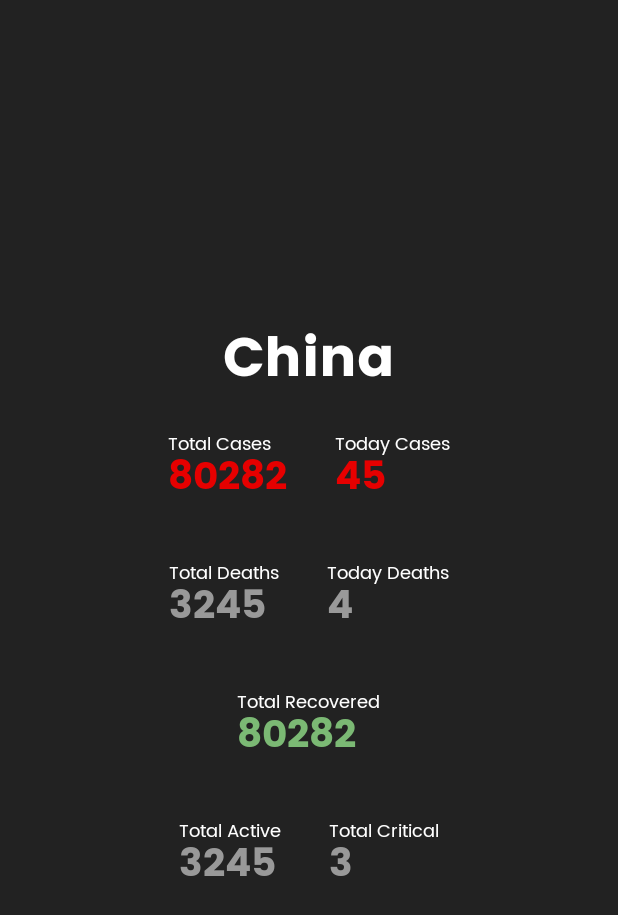
After one commit to GamesBro/TrackCovid19, an Android app: the layout activity_covid_country_detail.xml on its own in the app's theme, with its tools: preview values and no code run, on a phone screen of 412 x 824 dp. The commit adds this screen. Shown: the top 915 px of the screen. Run offline under Robolectric (Android 15) with nearby library versions, the phone set to English and light mode, and no system bars; network calls fail.

Commit message:
Обновления: 1) Теперь можно узнать дату обновления информации. 2) Информацию по каждой стране. 3) Количество стран, в которых присутствуют заражённые.

```diff
--- a/app/src/main/AndroidManifest.xml
+++ b/app/src/main/AndroidManifest.xml
@@ -2,7 +2,8 @@
 <manifest xmlns:android="http://schemas.android.com/apk/res/android"
     package="com.example.trackcovid19">
 
-    <uses-permission android:name="android.permission.INTERNET"/>
+    <uses-permission android:name="android.permission.INTERNET" />
+
     <application
         android:allowBackup="true"
         android:icon="@mipmap/ic_launcher"
@@ -10,6 +11,7 @@
         android:roundIcon="@mipmap/ic_launcher_round"
         android:supportsRtl="true"
         android:theme="@style/AppTheme">
+        <activity android:name=".ui.country.CovidCountryDetail"></activity>
         <activity
             android:name=".MainActivity"
             android:label="@string/app_name">
--- /dev/null
+++ b/app/src/main/res/layout/activity_covid_country_detail.xml
@@ -0,0 +1,241 @@
+<?xml version="1.0" encoding="utf-8"?>
+<RelativeLayout xmlns:android="http://schemas.android.com/apk/res/android"
+    xmlns:app="http://schemas.android.com/apk/res-auto"
+    xmlns:tools="http://schemas.android.com/tools"
+    android:layout_width="match_parent"
+    android:layout_height="match_parent"
+    android:background="@color/colorPrimary"
+    android:gravity="center"
+    tools:context=".ui.country.CovidCountryDetail">
+
+    <LinearLayout
+        android:id="@+id/linearLayoutCountryName"
+        android:layout_width="wrap_content"
+        android:layout_height="wrap_content"
+        android:layout_centerHorizontal="true">
+
+        <TextView
+            android:id="@+id/tvDetailCountryName"
+            style="@style/TotalFontStyle"
+            android:layout_width="wrap_content"
+            android:layout_height="wrap_content"
+            android:textColor="#fff"
+            tools:text="China" />
+    </LinearLayout>
+
+    <LinearLayout
+        android:id="@+id/linearLayoutCases"
+        android:layout_width="wrap_content"
+        android:layout_height="wrap_content"
+        android:layout_below="@+id/linearLayoutCountryName"
+        android:layout_centerInParent="true">
+
+        <LinearLayout
+            android:orientation="vertical"
+            android:layout_width="wrap_content"
+            android:layout_margin="16dp"
+            android:layout_height="wrap_content">
+
+            <TextView
+                style="@style/LabelFontStyle"
+                android:layout_width="wrap_content"
+                android:layout_height="wrap_content"
+                android:text="Total Cases"
+                android:textColor="#fff"
+                android:textSize="12sp" />
+
+            <TextView
+                android:id="@+id/tvDetailTotalCases"
+                style="@style/TotalFontStyle"
+                android:layout_width="wrap_content"
+                android:layout_height="wrap_content"
+                tools:text="80282"
+                android:layout_marginTop="-10dp"
+                android:textColor="@color/colorTotalConfirmed"
+                android:textSize="26sp" />
+        </LinearLayout>
+
+        <LinearLayout
+            android:orientation="vertical"
+            android:layout_width="wrap_content"
+            android:layout_margin="16dp"
+            android:layout_height="wrap_content">
+
+            <TextView
+                style="@style/LabelFontStyle"
+                android:layout_width="wrap_content"
+                android:layout_height="wrap_content"
+                android:text="Today Cases"
+                android:textColor="#fff"
+                android:textSize="12sp" />
+
+            <TextView
+                android:id="@+id/tvDetailTodayCases"
+                style="@style/TotalFontStyle"
+                android:layout_width="wrap_content"
+                android:layout_height="wrap_content"
+                tools:text="45"
+                android:layout_marginTop="-10dp"
+                android:textColor="@color/colorTotalConfirmed"
+                android:textSize="26sp" />
+        </LinearLayout>
+
+
+    </LinearLayout>
+
+    <LinearLayout
+        android:id="@+id/linearLayoutDeaths"
+        android:layout_width="wrap_content"
+        android:layout_height="wrap_content"
+        android:layout_below="@+id/linearLayoutCases"
+        android:layout_centerInParent="true">
+
+        <LinearLayout
+            android:orientation="vertical"
+            android:layout_width="wrap_content"
+            android:layout_margin="16dp"
+            android:layout_height="wrap_content">
+
+            <TextView
+                style="@style/LabelFontStyle"
+                android:layout_width="wrap_content"
+                android:layout_height="wrap_content"
+                android:text="Total Deaths"
+                android:textColor="#fff"
+                android:textSize="12sp" />
+
+            <TextView
+                android:id="@+id/tvDetailTotalDeaths"
+                style="@style/TotalFontStyle"
+                android:layout_width="wrap_content"
+                android:layout_height="wrap_content"
+                tools:text="3245"
+                android:layout_marginTop="-10dp"
+                android:textColor="@color/colorTotalDeath"
+                android:textSize="26sp" />
+        </LinearLayout>
+
+        <LinearLayout
+            android:orientation="vertical"
+            android:layout_width="wrap_content"
+            android:layout_margin="16dp"
+            android:layout_height="wrap_content">
+
+            <TextView
+                style="@style/LabelFontStyle"
+                android:layout_width="wrap_content"
+                android:layout_height="wrap_content"
+                android:text="Today Deaths"
+                android:textColor="#fff"
+                android:textSize="12sp" />
+
+            <TextView
+                android:id="@+id/tvDetailTodayDeaths"
+                style="@style/TotalFontStyle"
+                android:layout_width="wrap_content"
+                android:layout_height="wrap_content"
+                tools:text="4"
+                android:layout_marginTop="-10dp"
+                android:textColor="@color/colorTotalDeath"
+                android:textSize="26sp" />
+        </LinearLayout>
+
+
+    </LinearLayout>
+
+    <LinearLayout
+        android:id="@+id/linearLayoutRecovered"
+        android:layout_width="wrap_content"
+        android:layout_height="wrap_content"
+        android:layout_below="@+id/linearLayoutDeaths"
+        android:layout_centerInParent="true">
+
+        <LinearLayout
+            android:orientation="vertical"
+            android:layout_width="wrap_content"
+            android:layout_margin="16dp"
+            android:layout_height="wrap_content">
+
+            <TextView
+                style="@style/LabelFontStyle"
+                android:layout_width="wrap_content"
+                android:layout_height="wrap_content"
+                android:text="Total Recovered"
+                android:textColor="#fff"
+                android:textSize="12sp" />
+
+            <TextView
+                android:id="@+id/tvDetailTotalRecovered"
+                style="@style/TotalFontStyle"
+                android:layout_width="wrap_content"
+                android:layout_height="wrap_content"
+                tools:text="80282"
+                android:layout_marginTop="-10dp"
+                android:textColor="@color/colorTotalRecovered"
+                android:textSize="26sp" />
+        </LinearLayout>
+
+    </LinearLayout>
+    <LinearLayout
+
+        android:layout_width="wrap_content"
+        android:layout_height="wrap_content"
+        android:layout_below="@+id/linearLayoutRecovered"
+        android:layout_centerInParent="true">
+
+        <LinearLayout
+            android:orientation="vertical"
+            android:layout_width="wrap_content"
+            android:layout_margin="16dp"
+            android:layout_height="wrap_content">
+
+            <TextView
+                style="@style/LabelFontStyle"
+                android:layout_width="wrap_content"
+                android:layout_height="wrap_content"
+                android:text="Total Active"
+                android:textColor="#fff"
+                android:textSize="12sp" />
+
+            <TextView
+                android:id="@+id/tvDetailTotalActive"
+                style="@style/TotalFontStyle"
+                android:layout_width="wrap_content"
+                android:layout_height="wrap_content"
+                tools:text="3245"
+                android:layout_marginTop="-10dp"
+                android:textColor="@color/colorTotalDeath"
+                android:textSize="26sp" />
+        </LinearLayout>
+
+        <LinearLayout
+            android:orientation="vertical"
+            android:layout_width="wrap_content"
+            android:layout_margin="16dp"
+            android:layout_height="wrap_content">
+
+            <TextView
+                style="@style/LabelFontStyle"
+                android:layout_width="wrap_content"
+                android:layout_height="wrap_content"
+                android:text="Total Critical"
+                android:textColor="#fff"
+                android:textSize="12sp" />
+
+            <TextView
+                android:id="@+id/tvDetailTotalCritical"
+                style="@style/TotalFontStyle"
+                android:layout_width="wrap_content"
+                android:layout_height="wrap_content"
+                tools:text="3"
+                android:layout_marginTop="-10dp"
+                android:textColor="@color/colorTotalDeath"
+                android:textSize="26sp" />
+        </LinearLayout>
+
+
+    </LinearLayout>
+
+
+
+</RelativeLayout>
--- /dev/null
+++ b/app/src/main/res/values/ids.xml
@@ -0,0 +1,4 @@
+<?xml version="1.0" encoding="utf-8"?>
+<resources>
+    <item name="item_click_support" type="id" />
+</resources>
```
Also changed, not shown: app/src/main/java/com/example/trackcovid19/ui/country/CountryFragment.java (+32 -5 lines), app/src/main/java/com/example/trackcovid19/ui/country/CovidCountry.java (+75 -3 lines), app/src/main/java/com/example/trackcovid19/ui/country/CovidCountryDetail.java (added, +48 -0 lines), app/src/main/java/com/example/trackcovid19/ui/country/ItemClickSupport.java (added, +92 -0 lines), app/src/main/java/com/example/trackcovid19/ui/home/HomeFragment.java (+16 -1 lines), app/src/main/res/drawable/line_divider.xml (added, +8 -0 lines), app/src/main/res/layout/fragment_country.xml (+18 -0 lines), app/src/main/res/layout/fragment_home.xml (+10 -0 lines), app/src/main/res/layout/item_list_covid_country.xml (+4 -4 lines), 2 other files.
